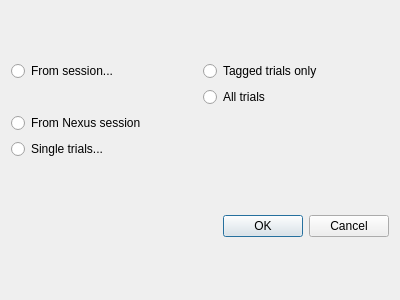
NCH-Motion-Laboratory/gaitutils, file gaitutils/gui/trial_add_dialog.ui: the form before one commit.
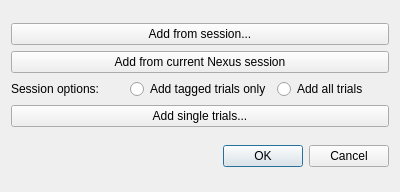
The form after the commit.

Commit message: wip: tune dialogs

```diff
--- a/gaitutils/gui/trial_add_dialog.ui
+++ b/gaitutils/gui/trial_add_dialog.ui
@@ -7,7 +7,7 @@
     <x>0</x>
     <y>0</y>
     <width>400</width>
-    <height>300</height>
+    <height>192</height>
    </rect>
   </property>
   <property name="windowTitle">
@@ -16,38 +16,45 @@
   <layout class="QVBoxLayout" name="verticalLayout">
    <item>
     <layout class="QGridLayout" name="gridLayout">
-     <item row="4" column="0">
-      <widget class="QRadioButton" name="radioButton_4">
-       <property name="text">
-        <string>Single trials...</string>
-       </property>
-      </widget>
-     </item>
-     <item row="0" column="1">
+     <item row="2" column="1">
       <widget class="QRadioButton" name="radioButton">
        <property name="text">
-        <string>Tagged trials only</string>
+        <string>Add tagged trials only</string>
        </property>
       </widget>
      </item>
-     <item row="0" column="0">
-      <widget class="QRadioButton" name="radioButton_3">
-       <property name="text">
-        <string>From session...</string>
-       </property>
-      </widget>
-     </item>
-     <item row="1" column="1">
+     <item row="2" column="2">
       <widget class="QRadioButton" name="radioButton_2">
        <property name="text">
-        <string>All trials</string>
+        <string>Add all trials</string>
        </property>
       </widget>
      </item>
-     <item row="3" column="0">
-      <widget class="QRadioButton" name="radioButton_5">
+     <item row="2" column="0">
+      <widget class="QLabel" name="label">
        <property name="text">
-        <string>From Nexus session</string>
+        <string>Session options:</string>
+       </property>
+      </widget>
+     </item>
+     <item row="1" column="0" colspan="3">
+      <widget class="QPushButton" name="pushButton_2">
+       <property name="text">
+        <string>Add from current Nexus session</string>
+       </property>
+      </widget>
+     </item>
+     <item row="3" column="0" colspan="3">
+      <widget class="QPushButton" name="pushButton_3">
+       <property name="text">
+        <string>Add single trials...</string>
+       </property>
+      </widget>
+     </item>
+     <item row="0" column="0" colspan="3">
+      <widget class="QPushButton" name="pushButton">
+       <property name="text">
+        <string>Add from session...</string>
        </property>
       </widget>
      </item>
```
The commit also changes 1 other file.
